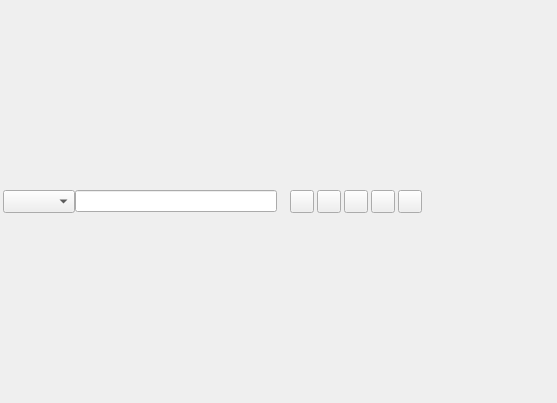
This is src/ui/scanpopup.ui in xiaoyifang/goldendict-ng as Qt 5 draws it before an edit. The edited form follows.
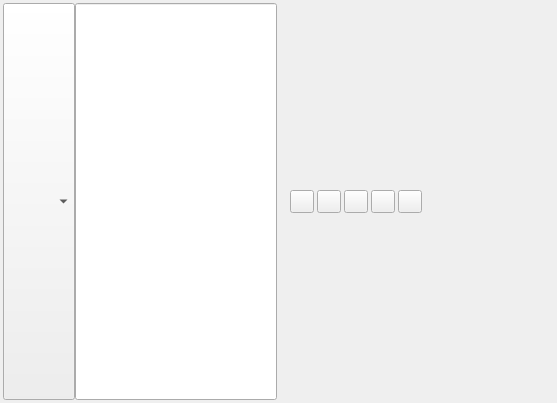
This is the edited form. Icons and pictures are not drawn. Custom widgets are drawn as their Qt base class.

Commit message: opt: popup translate text control expand to height

Diff of the .ui file:
```diff
--- a/src/ui/scanpopup.ui
+++ b/src/ui/scanpopup.ui
@@ -70,7 +70,7 @@
            <item>
             <widget class="GroupComboBox" name="groupList">
              <property name="sizePolicy">
-              <sizepolicy hsizetype="Fixed" vsizetype="Preferred">
+              <sizepolicy hsizetype="Fixed" vsizetype="MinimumExpanding">
                <horstretch>0</horstretch>
                <verstretch>0</verstretch>
               </sizepolicy>
@@ -83,7 +83,7 @@
            <item>
             <widget class="TranslateBox" name="translateBox">
              <property name="sizePolicy">
-              <sizepolicy hsizetype="MinimumExpanding" vsizetype="Fixed">
+              <sizepolicy hsizetype="MinimumExpanding" vsizetype="MinimumExpanding">
                <horstretch>0</horstretch>
                <verstretch>0</verstretch>
               </sizepolicy>
```
